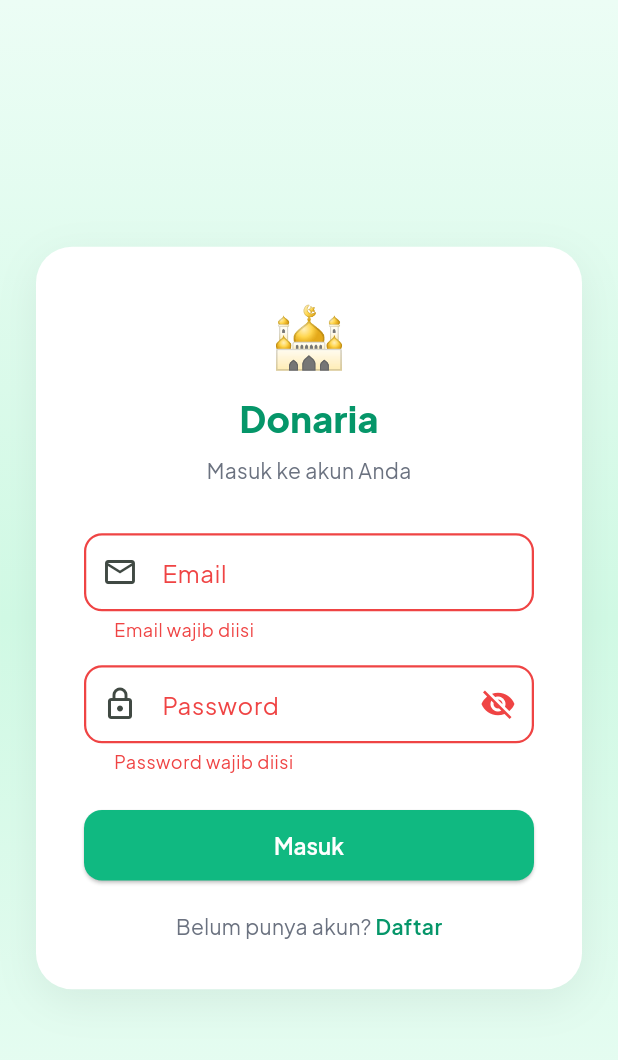
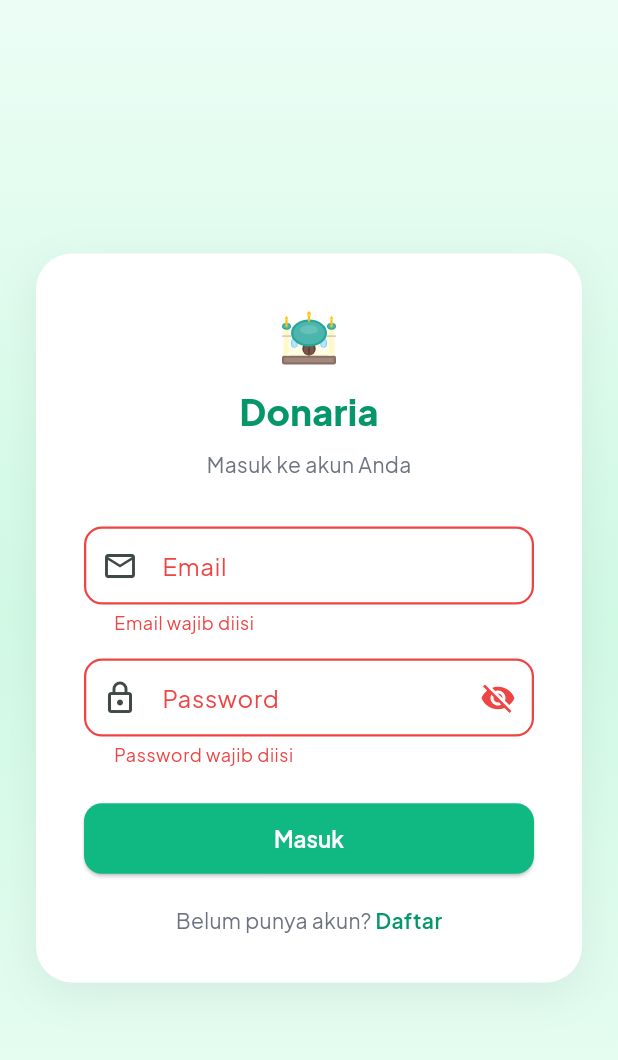
Before and after one commit to smone-jovan/Reputasi, a Flutter app: the screen it shows after launch, after a tap on "Masuk", on a phone screen of 412 x 824 dp. Shown: the top 1060 px of the screen. Run offline on Flutter 3.47's test engine with Material 3 defaults, Android fonts, the phone set to English and light mode, and no system bars; our stand-ins replace audioplayers, cached_network_image, dio, flutter_secure_storage, flutter_svg, flutter_widget_from_html and 3 more; accounts and stored records are empty.

Commit message:
feat: scaffold initial Donaria application structure with authentication and donation models.
changing emoji to SVG

```diff
--- a/Aplikasi/donaria/lib/config/api_config.dart
+++ b/Aplikasi/donaria/lib/config/api_config.dart
@@ -1,8 +1,21 @@
+import 'dart:io' show Platform;
+import 'package:flutter/foundation.dart' show kIsWeb;
+
 class ApiConfig {
-  // Ganti dengan IP komputer Anda jika test di device fisik
-  // Untuk emulator Android: 10.0.2.2
-  // Untuk iOS simulator / desktop: localhost
-  static const String baseUrl = 'http://10.0.2.2:3000/api';
+  // Otomatis pilih URL berdasarkan platform
+  // - Web / Desktop / iOS Simulator → localhost
+  // - Android Emulator → 10.0.2.2 (alias ke host localhost)
+  // - Device fisik → ganti _physicalDeviceIp dengan IP komputer Anda
+  static const String _physicalDeviceIp = '10.210.43.159';
+
+  static String get baseUrl {
+    if (kIsWeb) return 'http://localhost:3000/api';
+    if (Platform.isAndroid) {
+      // Jika di emulator pakai 10.0.2.2, jika HP fisik pakai IP PC
+      return 'http://$_physicalDeviceIp:3000/api';
+    }
+    return 'http://localhost:3000/api';
+  }
 
   // Endpoints
   static const String login = '/auth/login';
--- a/Aplikasi/donaria/lib/models/campaign.dart
+++ b/Aplikasi/donaria/lib/models/campaign.dart
@@ -58,7 +58,8 @@ class Campaign {
   static int _parseInt(dynamic value) {
     if (value == null) return 0;
     if (value is int) return value;
-    if (value is String) return int.tryParse(value) ?? 0;
+    if (value is double) return value.toInt();
+    if (value is String) return int.tryParse(value) ?? (double.tryParse(value)?.toInt() ?? 0);
     return 0;
   }
 
--- a/Aplikasi/donaria/lib/models/donation.dart
+++ b/Aplikasi/donaria/lib/models/donation.dart
@@ -55,7 +55,8 @@ class Donation {
   static int _parseInt(dynamic value) {
     if (value == null) return 0;
     if (value is int) return value;
-    if (value is String) return int.tryParse(value) ?? 0;
+    if (value is double) return value.toInt();
+    if (value is String) return int.tryParse(value) ?? (double.tryParse(value)?.toInt() ?? 0);
     return 0;
   }
 
--- a/Aplikasi/donaria/lib/screens/admin_dashboard_screen.dart
+++ b/Aplikasi/donaria/lib/screens/admin_dashboard_screen.dart
@@ -236,7 +236,7 @@ class _DemoTestModalState extends State<DemoTestModal> {
               contentPadding: EdgeInsets.symmetric(horizontal: 16, vertical: 12),
             ),
             hint: const Text('Pilih Kampanye'),
-            initialValue: _selectedCampaignId,
+            value: _selectedCampaignId,
             items: campaigns.map((c) {
               return DropdownMenuItem<int>(
                 value: c.id,
--- a/Aplikasi/donaria/lib/screens/home_screen.dart
+++ b/Aplikasi/donaria/lib/screens/home_screen.dart
@@ -8,6 +8,7 @@ import '../widgets/campaign_card.dart';
 import '../widgets/category_chip.dart';
 import '../utils/formatters.dart';
 import '../models/category.dart';
+import '../widgets/app_logo.dart';
 
 class HomeScreen extends StatefulWidget {
   const HomeScreen({super.key});
@@ -79,7 +80,7 @@ class _HomeScreenState extends State<HomeScreen> {
                     gradient: const LinearGradient(colors: [AppTheme.primaryDark, AppTheme.primary, AppTheme.primaryLight]),
                     borderRadius: BorderRadius.circular(10),
                   ),
-                  child: const Center(child: Text('🕌', style: TextStyle(fontSize: 18))),
+                  child: const Center(child: AppLogo(size: 22)),
                 ),
                 const SizedBox(width: 10),
                 const Text('Donaria', style: TextStyle(fontWeight: FontWeight.w800, fontSize: 20)),
--- a/Aplikasi/donaria/lib/screens/login_screen.dart
+++ b/Aplikasi/donaria/lib/screens/login_screen.dart
@@ -3,6 +3,7 @@ import 'package:provider/provider.dart';
 import '../config/theme.dart';
 import '../providers/auth_provider.dart';
 import '../widgets/custom_button.dart';
+import '../widgets/app_logo.dart';
 
 class LoginScreen extends StatefulWidget {
   const LoginScreen({super.key});
@@ -72,7 +73,7 @@ class _LoginScreenState extends State<LoginScreen> {
                     mainAxisSize: MainAxisSize.min,
                     children: [
                       // Logo
-                      const Text('🕌', style: TextStyle(fontSize: 40)),
+                      const AppLogo(size: 48),
                       const SizedBox(height: 8),
                       const Text(
                         'Donaria',
--- a/Aplikasi/donaria/lib/screens/register_screen.dart
+++ b/Aplikasi/donaria/lib/screens/register_screen.dart
@@ -3,6 +3,7 @@ import 'package:provider/provider.dart';
 import '../config/theme.dart';
 import '../providers/auth_provider.dart';
 import '../widgets/custom_button.dart';
+import '../widgets/app_logo.dart';
 
 class RegisterScreen extends StatefulWidget {
   const RegisterScreen({super.key});
@@ -77,7 +78,7 @@ class _RegisterScreenState extends State<RegisterScreen> {
                   child: Column(
                     mainAxisSize: MainAxisSize.min,
                     children: [
-                      const Text('🕌', style: TextStyle(fontSize: 40)),
+                      const AppLogo(size: 48),
                       const SizedBox(height: 8),
                       const Text(
                         'Buat Akun Donaria',
--- a/Aplikasi/donaria/lib/screens/splash_screen.dart
+++ b/Aplikasi/donaria/lib/screens/splash_screen.dart
@@ -4,6 +4,7 @@ import 'package:provider/provider.dart';
 import 'package:audioplayers/audioplayers.dart';
 
 import '../providers/auth_provider.dart';
+import '../widgets/app_logo.dart';
 
 class SplashScreen extends StatefulWidget {
   const SplashScreen({super.key});
@@ -98,7 +99,7 @@ class _SplashScreenState extends State<SplashScreen> with SingleTickerProviderSt
                         ],
                       ),
                       child: const Center(
-                        child: Text('🕌', style: TextStyle(fontSize: 44)),
+                        child: AppLogo(size: 52),
                       ),
                     ),
                     const SizedBox(height: 24),
--- a/Aplikasi/donaria/lib/utils/formatters.dart
+++ b/Aplikasi/donaria/lib/utils/formatters.dart
@@ -1,6 +1,6 @@
 import 'package:intl/intl.dart';
 
-String formatCurrency(int amount) {
+String formatCurrency(num amount) {
   final formatter = NumberFormat.currency(
     locale: 'id_ID',
     symbol: 'Rp ',
@@ -9,7 +9,7 @@ String formatCurrency(int amount) {
   return formatter.format(amount);
 }
 
-String formatCompactCurrency(int amount) {
+String formatCompactCurrency(num amount) {
   if (amount >= 1000000000) return 'Rp ${(amount / 1000000000).toStringAsFixed(1)} M';
   if (amount >= 1000000) return 'Rp ${(amount / 1000000).toStringAsFixed(1)} Jt';
   if (amount >= 1000) return 'Rp ${(amount / 1000).toStringAsFixed(0)} Rb';
--- /dev/null
+++ b/Aplikasi/donaria/lib/widgets/app_logo.dart
@@ -0,0 +1,20 @@
+import 'package:flutter/material.dart';
+import 'package:flutter_svg/flutter_svg.dart';
+
+/// Reusable Donaria logo widget using SVG mosque icon.
+/// Replaces the old Text('🕌') emoji approach for consistent cross-device rendering.
+class AppLogo extends StatelessWidget {
+  final double size;
+
+  const AppLogo({super.key, this.size = 40});
+
+  @override
+  Widget build(BuildContext context) {
+    return SvgPicture.asset(
+      'assets/emojis/mosque.svg',
+      width: size,
+      height: size,
+      semanticsLabel: 'Donaria Logo',
+    );
+  }
+}
--- a/Aplikasi/donaria/pubspec.yaml
+++ b/Aplikasi/donaria/pubspec.yaml
@@ -21,6 +21,7 @@ dependencies:
   google_fonts: ^6.1.0
   flutter_widget_from_html: ^0.17.2
   audioplayers: ^6.6.0
+  flutter_svg: ^2.0.10+1
 
 dev_dependencies:
   flutter_test:
@@ -31,3 +32,4 @@ flutter:
   uses-material-design: true
   assets:
     - assets/sounds/
+    - assets/emojis/
```
Also changed, not shown: Aplikasi/donaria/lib/main.dart (+19 -6 lines), Aplikasi/donaria/lib/models/transaction.dart (+11 -3 lines), Aplikasi/donaria/assets/emojis/mosque.svg (added), Aplikasi/donaria/pubspec.lock, 4 other files.
